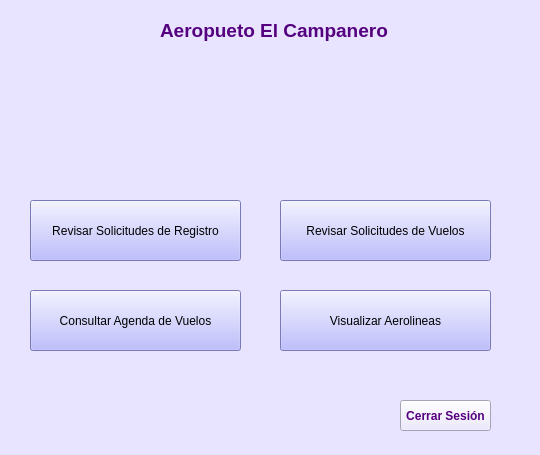
vanesagustin98/Aerocamp, file Interfaces Aeropuerto/interfazAeropuerto.ui: the form before one commit.
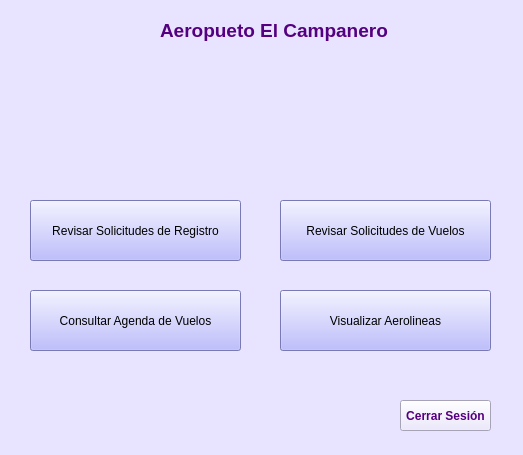
The form after the commit. Icons and pictures are not drawn.

```diff
--- a/Interfaces Aeropuerto/interfazAeropuerto.ui
+++ b/Interfaces Aeropuerto/interfazAeropuerto.ui
@@ -6,7 +6,7 @@
    <rect>
     <x>0</x>
     <y>0</y>
-    <width>540</width>
+    <width>523</width>
     <height>455</height>
    </rect>
   </property>
```
